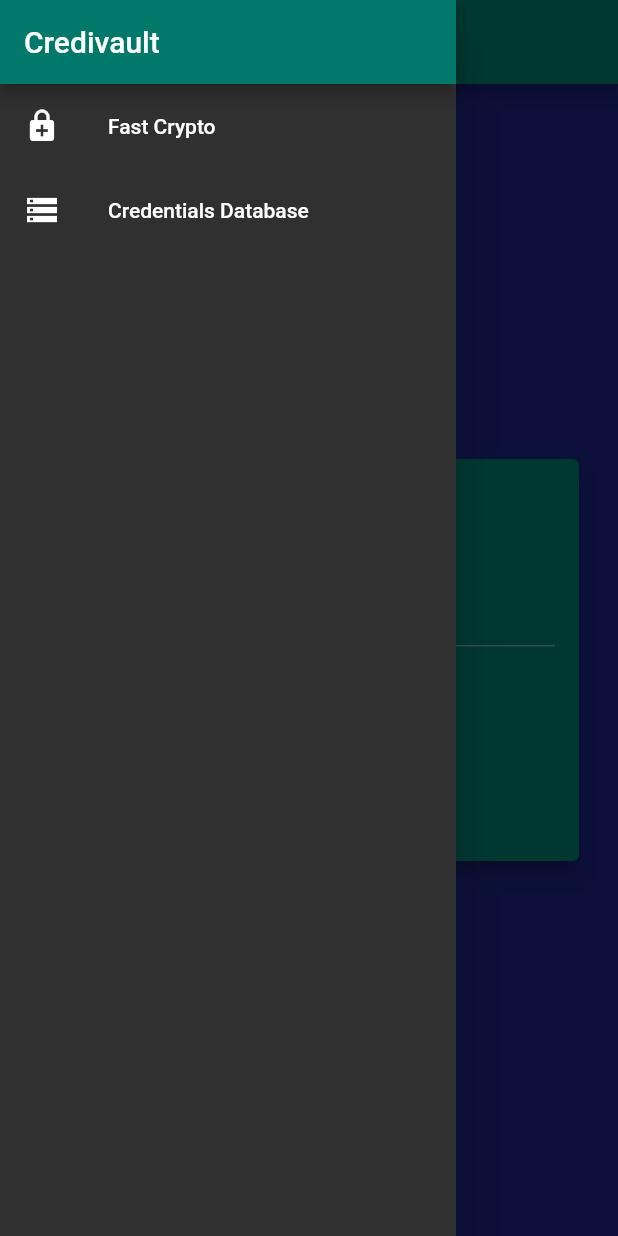
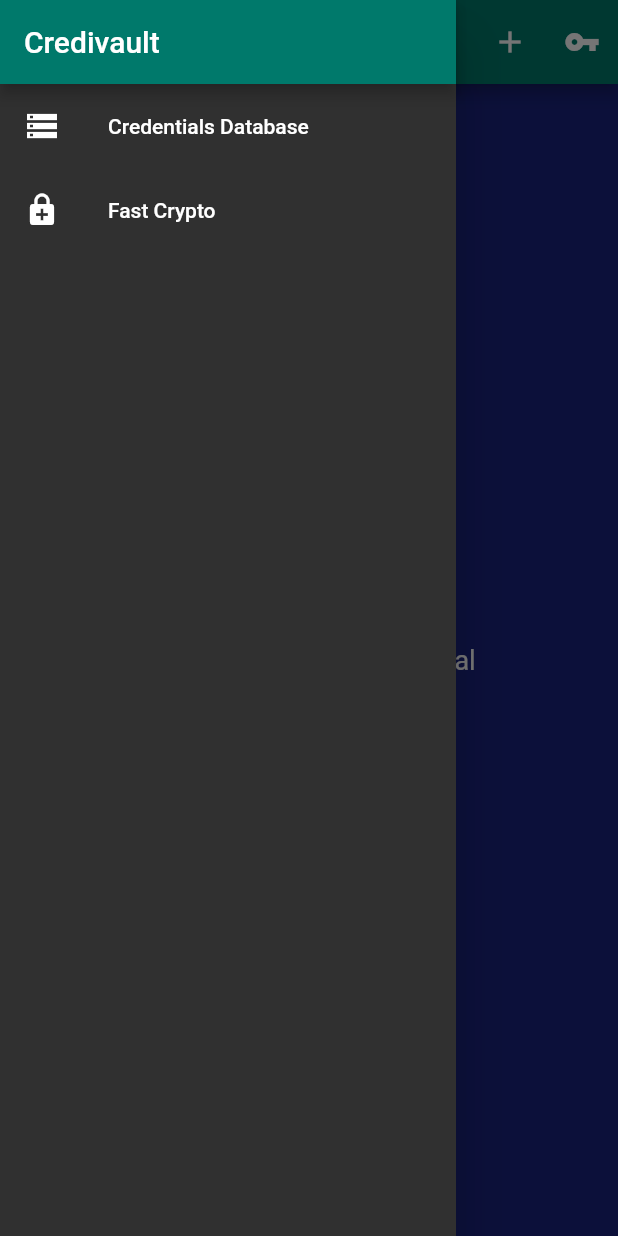
Before and after one commit to Francesco99975/credivault_mobile, a Flutter app: the screen it shows after launch, with the side drawer open, on a phone screen of 412 x 824 dp. Run offline on Flutter 3.47's test engine with Material 2 defaults, Android fonts, the phone set to English and light mode, and no system bars; our stand-ins replace flushbar, local_auth, shared_preferences, sqflite; missing offline and left inert: draggable_flutter_list, pointycastle, rsa_encrypt; accounts and stored records are empty.

Commit message:
first commit rsa

```diff
--- a/lib/main.dart
+++ b/lib/main.dart
@@ -35,11 +35,10 @@ class CredivaultApp extends StatelessWidget {
             primaryColor: Colors.teal[700],
             accentColor: Colors.indigo[900],
             brightness: Brightness.dark),
-        home: FastCryptoScreen(),
+        home: CredentialsDatabaseScreen(),
         title: "Credivault",
         routes: {
-          CredentialsDatabaseScreen.ROUTE_NAME: (_) =>
-              CredentialsDatabaseScreen(),
+          FastCryptoScreen.ROUTE_NAME: (_) => FastCryptoScreen(),
           AddCredentialScreen.ROUTE_NAME: (_) => AddCredentialScreen(),
           LoadingScreen.ROUTE_NAME: (_) => LoadingScreen(),
           SettingsScreen.ROUTE_NAME: (_) => SettingsScreen()
--- a/lib/screens/credentials_database_screen.dart
+++ b/lib/screens/credentials_database_screen.dart
@@ -1,5 +1,6 @@
 import 'package:credivault_mobile/providers/biometrics_provider.dart';
 import 'package:credivault_mobile/providers/credentials.dart';
+import 'package:credivault_mobile/providers/rsa_provider.dart';
 import 'package:credivault_mobile/providers/settings_provider.dart';
 import 'package:credivault_mobile/screens/add_credential_screen.dart';
 import 'package:credivault_mobile/screens/settings_screen.dart';
@@ -43,6 +44,7 @@ class _CredentialsDatabaseScreenState extends State<CredentialsDatabaseScreen> {
           color: Theme.of(context).accentColor,
           child: FutureBuilder(
               future: Future.wait([
+                Provider.of<RSAProvider>(context, listen: false).getKeyPair(),
                 Provider.of<Settings>(context, listen: false).loadSettings(),
                 Provider.of<Biometrics>(context, listen: false)
                     .loadBiometrics(),
@@ -51,7 +53,18 @@ class _CredentialsDatabaseScreenState extends State<CredentialsDatabaseScreen> {
               ]),
               builder: (context, snapshot) => snapshot.connectionState ==
                       ConnectionState.waiting
-                  ? Center(child: CircularProgressIndicator())
+                  ? Column(
+                      mainAxisAlignment: MainAxisAlignment.center,
+                      crossAxisAlignment: CrossAxisAlignment.center,
+                      children: <Widget>[
+                        LinearProgressIndicator(),
+                        SizedBox(
+                          height: 10,
+                        ),
+                        const Text("Generating Secure RSA Keys...",
+                            textAlign: TextAlign.center)
+                      ],
+                    )
                   : Consumer<Credentials>(
                       child: Center(
                         child: const Text(
--- a/lib/screens/fast_crypto_screen.dart
+++ b/lib/screens/fast_crypto_screen.dart
@@ -1,26 +1,17 @@
-import 'package:credivault_mobile/providers/rsa_provider.dart';
 import 'package:credivault_mobile/widgets/crypto.dart';
 import 'package:credivault_mobile/widgets/main_drawer.dart';
 import 'package:flutter/material.dart';
-import 'package:provider/provider.dart';
 
 class FastCryptoScreen extends StatelessWidget {
-  // static const ROUTE_NAME = '/fast-crypto';
+  static const ROUTE_NAME = '/fast-crypto';
   @override
   Widget build(BuildContext context) {
     return Scaffold(
       appBar: AppBar(
-        title: const Text("Fast Crypto"),
+        title: const Text("Fast Crypto (BME)"),
       ),
       drawer: MainDrawer(),
-      body: SafeArea(
-          child: FutureBuilder(
-              future:
-                  Provider.of<RSAProvider>(context, listen: false).getKeyPair(),
-              builder: (context, snapshot) =>
-                  snapshot.connectionState == ConnectionState.waiting
-                      ? Center(child: CircularProgressIndicator())
-                      : Crypto())),
+      body: SafeArea(child: Crypto()),
     );
   }
 }
--- a/lib/widgets/main_drawer.dart
+++ b/lib/widgets/main_drawer.dart
@@ -1,4 +1,4 @@
-import 'package:credivault_mobile/screens/credentials_database_screen.dart';
+import 'package:credivault_mobile/screens/fast_crypto_screen.dart';
 import 'package:flutter/material.dart';
 
 class MainDrawer extends StatelessWidget {
@@ -20,9 +20,9 @@ class MainDrawer extends StatelessWidget {
             title: const Text("Credivault"),
             automaticallyImplyLeading: false,
           ),
-          _buildRoute(context, "Fast Crypto", Icons.enhanced_encryption, "/"),
-          _buildRoute(context, "Credentials Database", Icons.storage,
-              CredentialsDatabaseScreen.ROUTE_NAME),
+          _buildRoute(context, "Credentials Database", Icons.storage, "/"),
+          _buildRoute(context, "Fast Crypto", Icons.enhanced_encryption,
+              FastCryptoScreen.ROUTE_NAME),
         ],
       ),
     );
--- a/pubspec.yaml
+++ b/pubspec.yaml
@@ -32,6 +32,7 @@ dependencies:
   local_auth: ^0.6.2+3 #BSD
   flushbar: ^1.10.4 #APACHE 2.0
   rsa_encrypt: ^1.0.4 #MIT
+  shared_preferences: ^0.5.8 #BSD
 
   # The following adds the Cupertino Icons font to your application.
   # Use with the CupertinoIcons class for iOS style icons.
```
Also changed, not shown: lib/providers/rsa_provider.dart (+19 -2 lines), lib/widgets/crypto.dart (+2 -8 lines), pubspec.lock.
